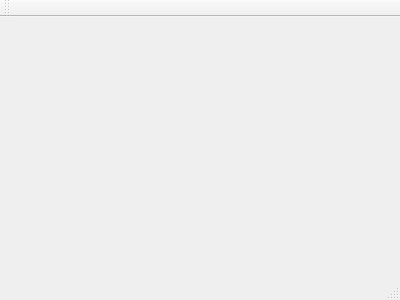
Qt form home.ui (cinxdy/Dae-Ta) before a commit.
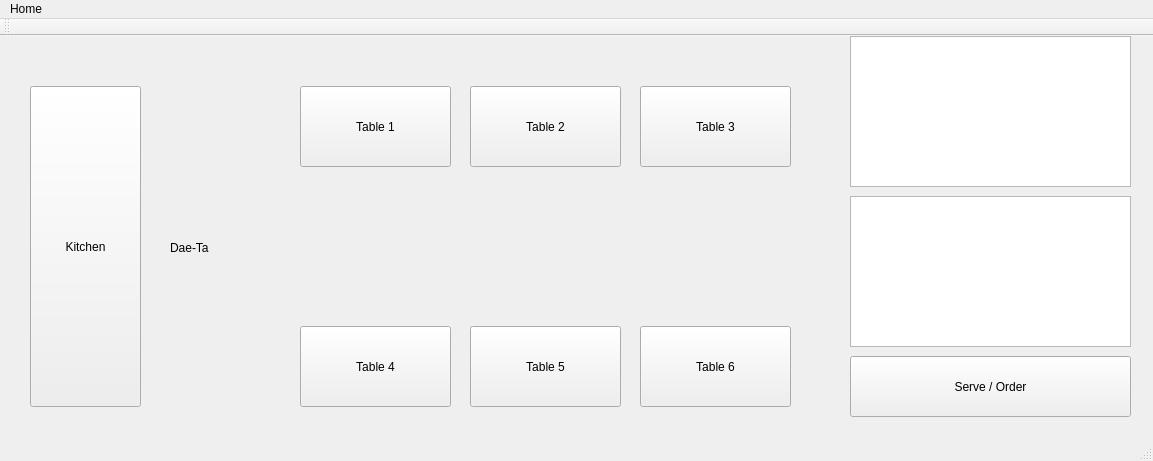
The same form after that commit.

The edit to the form file:
```diff
--- a/home.ui
+++ b/home.ui
@@ -1,24 +1,183 @@
 <ui version="4.0">
  <class>Home</class>
- <widget class="QMainWindow" name="Home" >
-  <property name="geometry" >
+ <widget class="QMainWindow" name="Home">
+  <property name="geometry">
    <rect>
     <x>0</x>
     <y>0</y>
-    <width>400</width>
-    <height>300</height>
+    <width>1153</width>
+    <height>461</height>
    </rect>
   </property>
   <property name="windowTitle" >
    <string>Home</string>
   </property>
-  <widget class="QMenuBar" name="menuBar" />
-  <widget class="QToolBar" name="mainToolBar" />
-  <widget class="QWidget" name="centralWidget" />
-  <widget class="QStatusBar" name="statusBar" />
+  <widget class="QWidget" name="centralWidget">
+   <widget class="QPushButton" name="btnKitchen">
+    <property name="geometry">
+     <rect>
+      <x>30</x>
+      <y>50</y>
+      <width>111</width>
+      <height>321</height>
+     </rect>
+    </property>
+    <property name="text">
+     <string>Kitchen</string>
+    </property>
+   </widget>
+   <widget class="QPushButton" name="btnTable1">
+    <property name="geometry">
+     <rect>
+      <x>300</x>
+      <y>50</y>
+      <width>151</width>
+      <height>81</height>
+     </rect>
+    </property>
+    <property name="text">
+     <string>Table 1</string>
+    </property>
+   </widget>
+   <widget class="QPushButton" name="btnTable2">
+    <property name="geometry">
+     <rect>
+      <x>470</x>
+      <y>50</y>
+      <width>151</width>
+      <height>81</height>
+     </rect>
+    </property>
+    <property name="text">
+     <string>Table 2</string>
+    </property>
+   </widget>
+   <widget class="QPushButton" name="btnTable3">
+    <property name="geometry">
+     <rect>
+      <x>640</x>
+      <y>50</y>
+      <width>151</width>
+      <height>81</height>
+     </rect>
+    </property>
+    <property name="text">
+     <string>Table 3</string>
+    </property>
+   </widget>
+   <widget class="QPushButton" name="btnTable4">
+    <property name="geometry">
+     <rect>
+      <x>300</x>
+      <y>290</y>
+      <width>151</width>
+      <height>81</height>
+     </rect>
+    </property>
+    <property name="text">
+     <string>Table 4</string>
+    </property>
+   </widget>
+   <widget class="QPushButton" name="btnTable5">
+    <property name="geometry">
+     <rect>
+      <x>470</x>
+      <y>290</y>
+      <width>151</width>
+      <height>81</height>
+     </rect>
+    </property>
+    <property name="text">
+     <string>Table 5</string>
+    </property>
+   </widget>
+   <widget class="QPushButton" name="btnTable6">
+    <property name="geometry">
+     <rect>
+      <x>640</x>
+      <y>290</y>
+      <width>151</width>
+      <height>81</height>
+     </rect>
+    </property>
+    <property name="text">
+     <string>Table 6</string>
+    </property>
+   </widget>
+   <widget class="QTableWidget" name="tableServingOrder">
+    <property name="geometry">
+     <rect>
+      <x>850</x>
+      <y>0</y>
+      <width>281</width>
+      <height>151</height>
+     </rect>
+    </property>
+   </widget>
+   <widget class="QTableWidget" name="tableBellOrder">
+    <property name="geometry">
+     <rect>
+      <x>850</x>
+      <y>160</y>
+      <width>281</width>
+      <height>151</height>
+     </rect>
+    </property>
+   </widget>
+   <widget class="QPushButton" name="btnOrderOrServe">
+    <property name="geometry">
+     <rect>
+      <x>850</x>
+      <y>320</y>
+      <width>281</width>
+      <height>61</height>
+     </rect>
+    </property>
+    <property name="text">
+     <string>Serve / Order</string>
+    </property>
+   </widget>
+   <widget class="QLabel" name="lbLocation">
+    <property name="geometry">
+     <rect>
+      <x>170</x>
+      <y>200</y>
+      <width>73</width>
+      <height>23</height>
+     </rect>
+    </property>
+    <property name="text">
+     <string>Dae-Ta</string>
+    </property>
+   </widget>
+  </widget>
+  <widget class="QMenuBar" name="menuBar">
+   <property name="geometry">
+    <rect>
+     <x>0</x>
+     <y>0</y>
+     <width>1153</width>
+     <height>29</height>
+    </rect>
+   </property>
+   <widget class="QMenu" name="menuHome">
+    <property name="title">
+     <string>Home</string>
+    </property>
+   </widget>
+   <addaction name="menuHome"/>
+  </widget>
+  <widget class="QToolBar" name="mainToolBar">
+   <attribute name="toolBarArea">
+    <enum>TopToolBarArea</enum>
+   </attribute>
+   <attribute name="toolBarBreak">
+    <bool>false</bool>
+   </attribute>
+  </widget>
+  <widget class="QStatusBar" name="statusBar"/>
  </widget>
- <layoutDefault spacing="6" margin="11" />
- <pixmapfunction></pixmapfunction>
+ <layoutdefault spacing="6" margin="11"/>
  <resources/>
  <connections/>
 </ui>
```
Left out of the diff: 3 changed lines with no effect on the pictures.
